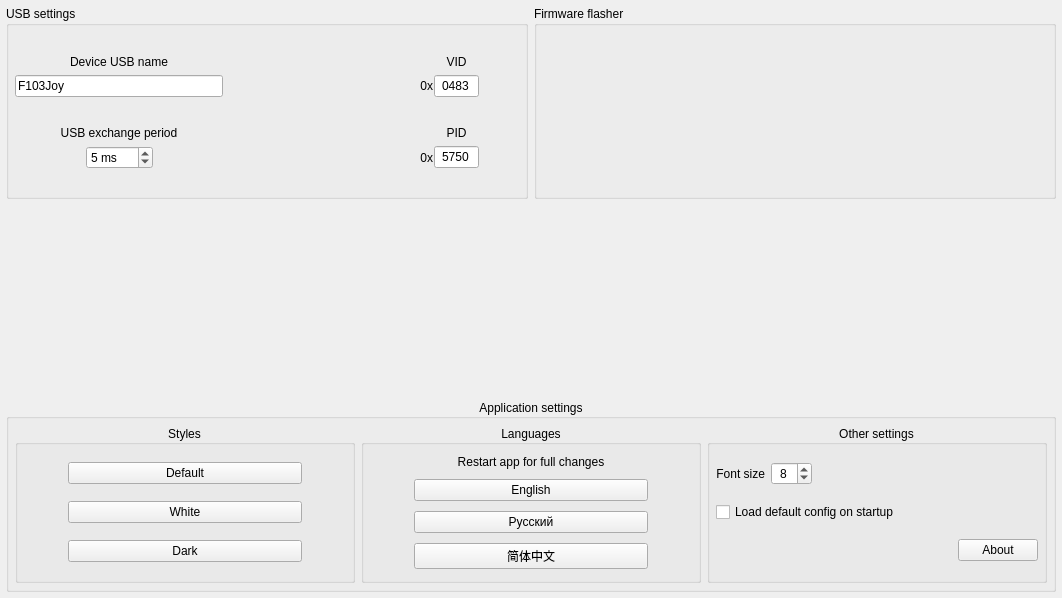
This is src/widgets/advancedsettings.ui in FreeJoy-Team/FreeJoyConfiguratorQt as Qt 5 draws it before an edit. The edited form follows.
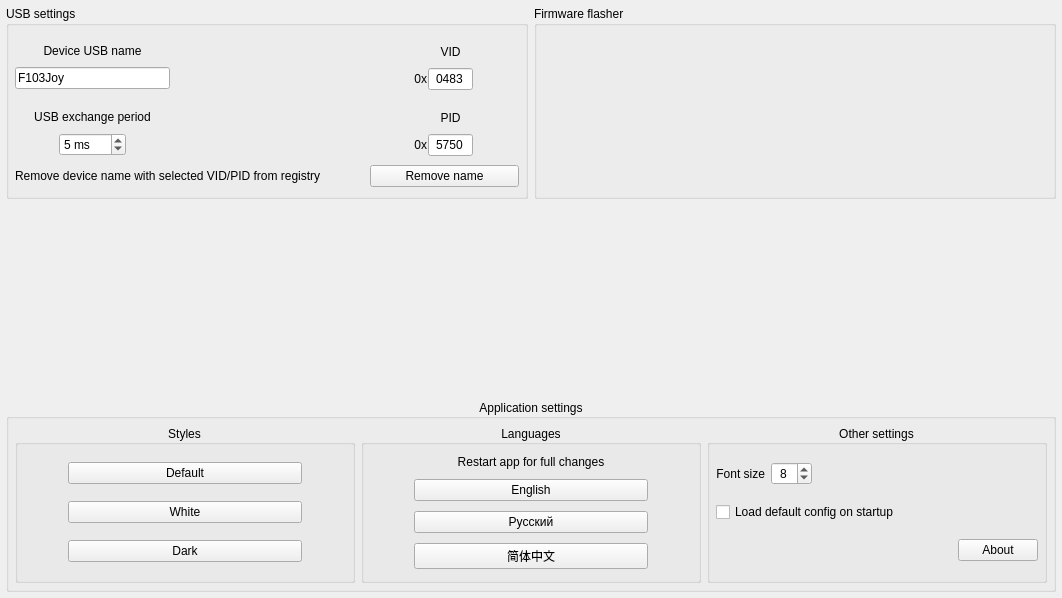
This is the edited form. Icons and pictures are not drawn.

Commit message: added "remove name" from registry button

What changed in the file:
```diff
--- a/src/widgets/advancedsettings.ui
+++ b/src/widgets/advancedsettings.ui
@@ -52,7 +52,7 @@
      <property name="title">
       <string>USB settings</string>
      </property>
-     <layout class="QGridLayout" name="gridLayout_3" columnstretch="2,0,2,6,0,0">
+     <layout class="QGridLayout" name="gridLayout_3" columnstretch="1,1,1,5,1,0,0">
       <property name="leftMargin">
        <number>6</number>
       </property>
@@ -63,10 +63,13 @@
        <number>6</number>
       </property>
       <property name="bottomMargin">
-       <number>27</number>
+       <number>9</number>
       </property>
       <property name="horizontalSpacing">
-       <number>1</number>
+       <number>6</number>
+      </property>
+      <property name="verticalSpacing">
+       <number>9</number>
       </property>
       <item row="1" column="0" colspan="3">
        <widget class="QLineEdit" name="lineEdit_DeviceUSBName">
@@ -84,47 +87,6 @@
         </property>
        </widget>
       </item>
-      <item row="0" column="0" colspan="3">
-       <widget class="QLabel" name="text_DeviceUSBName">
-        <property name="sizePolicy">
-         <sizepolicy hsizetype="Preferred" vsizetype="Preferred">
-          <horstretch>0</horstretch>
-          <verstretch>0</verstretch>
-         </sizepolicy>
-        </property>
-        <property name="text">
-         <string>Device USB name</string>
-        </property>
-        <property name="alignment">
-         <set>Qt::AlignBottom|Qt::AlignHCenter</set>
-        </property>
-       </widget>
-      </item>
-      <item row="3" column="4">
-       <widget class="QLineEdit" name="lineEdit_PID">
-        <property name="sizePolicy">
-         <sizepolicy hsizetype="Minimum" vsizetype="Fixed">
-          <horstretch>0</horstretch>
-          <verstretch>0</verstretch>
-         </sizepolicy>
-        </property>
-        <property name="maximumSize">
-         <size>
-          <width>45</width>
-          <height>16777215</height>
-         </size>
-        </property>
-        <property name="inputMask">
-         <string notr="true">HHHH</string>
-        </property>
-        <property name="text">
-         <string notr="true">5750</string>
-        </property>
-        <property name="alignment">
-         <set>Qt::AlignCenter</set>
-        </property>
-       </widget>
-      </item>
       <item row="3" column="1">
        <widget class="QSpinBox" name="spinBox_USBExchangePeriod">
         <property name="sizePolicy">
@@ -159,21 +121,31 @@
         </property>
        </widget>
       </item>
-      <item row="2" column="0" colspan="3">
-       <widget class="QLabel" name="text_USBExchangePeriod">
-        <property name="sizePolicy">
-         <sizepolicy hsizetype="Preferred" vsizetype="Preferred">
-          <horstretch>0</horstretch>
-          <verstretch>0</verstretch>
-         </sizepolicy>
+      <item row="1" column="4">
+       <spacer name="horizontalSpacer_5">
+        <property name="orientation">
+         <enum>Qt::Horizontal</enum>
         </property>
-        <property name="text">
-         <string>USB exchange period</string>
+        <property name="sizeHint" stdset="0">
+         <size>
+          <width>40</width>
+          <height>20</height>
+         </size>
         </property>
-        <property name="alignment">
-         <set>Qt::AlignBottom|Qt::AlignHCenter</set>
+       </spacer>
+      </item>
+      <item row="3" column="2">
+       <spacer name="horizontalSpacer_3">
+        <property name="orientation">
+         <enum>Qt::Horizontal</enum>
         </property>
-       </widget>
+        <property name="sizeHint" stdset="0">
+         <size>
+          <width>40</width>
+          <height>20</height>
+         </size>
+        </property>
+       </spacer>
       </item>
       <item row="3" column="0">
        <spacer name="horizontalSpacer_4">
@@ -188,7 +160,7 @@
         </property>
        </spacer>
       </item>
-      <item row="1" column="5">
+      <item row="1" column="6">
        <spacer name="horizontalSpacer_6">
         <property name="orientation">
          <enum>Qt::Horizontal</enum>
@@ -201,33 +173,72 @@
         </property>
        </spacer>
       </item>
-      <item row="0" column="4">
-       <widget class="QLabel" name="text_VID">
-        <property name="sizePolicy">
-         <sizepolicy hsizetype="Minimum" vsizetype="Preferred">
-          <horstretch>0</horstretch>
-          <verstretch>0</verstretch>
-         </sizepolicy>
-        </property>
-        <property name="text">
-         <string>VID</string>
-        </property>
-        <property name="alignment">
-         <set>Qt::AlignBottom|Qt::AlignHCenter</set>
-        </property>
-       </widget>
-      </item>
       <item row="3" column="3">
-       <widget class="QLabel" name="text_PID_0x">
+       <spacer name="horizontalSpacer_2">
+        <property name="orientation">
+         <enum>Qt::Horizontal</enum>
+        </property>
+        <property name="sizeHint" stdset="0">
+         <size>
+          <width>40</width>
+          <height>20</height>
+         </size>
+        </property>
+       </spacer>
+      </item>
+      <item row="0" column="5" rowspan="4">
+       <layout class="QGridLayout" name="gridLayout_2">
+        <property name="topMargin">
+         <number>0</number>
+        </property>
+        <property name="horizontalSpacing">
+         <number>1</number>
+        </property>
+        <property name="verticalSpacing">
+         <number>9</number>
+        </property>
+        <item row="2" column="1">
+         <widget class="QLabel" name="text_PID">
+          <property name="sizePolicy">
+           <sizepolicy hsizetype="Minimum" vsizetype="Preferred">
+            <horstretch>0</horstretch>
+            <verstretch>0</verstretch>
+           </sizepolicy>
+          </property>
         <property name="text">
-         <string notr="true">0x</string>
+           <string>PID</string>
         </property>
         <property name="alignment">
-         <set>Qt::AlignRight|Qt::AlignTrailing|Qt::AlignVCenter</set>
+           <set>Qt::AlignBottom|Qt::AlignHCenter</set>
         </property>
        </widget>
       </item>
-      <item row="1" column="4">
+        <item row="3" column="1">
+         <widget class="QLineEdit" name="lineEdit_PID">
+          <property name="sizePolicy">
+           <sizepolicy hsizetype="Minimum" vsizetype="Fixed">
+            <horstretch>0</horstretch>
+            <verstretch>0</verstretch>
+           </sizepolicy>
+          </property>
+          <property name="maximumSize">
+           <size>
+            <width>45</width>
+            <height>16777215</height>
+           </size>
+          </property>
+          <property name="inputMask">
+           <string notr="true">HHHH</string>
+          </property>
+          <property name="text">
+           <string notr="true">5750</string>
+          </property>
+          <property name="alignment">
+           <set>Qt::AlignCenter</set>
+          </property>
+         </widget>
+        </item>
+        <item row="1" column="1">
        <widget class="QLineEdit" name="lineEdit_VID">
         <property name="enabled">
          <bool>true</bool>
@@ -255,42 +266,105 @@
         </property>
        </widget>
       </item>
-      <item row="2" column="4">
-       <widget class="QLabel" name="text_PID">
+        <item row="3" column="0">
+         <widget class="QLabel" name="text_PID_0x">
         <property name="sizePolicy">
-         <sizepolicy hsizetype="Minimum" vsizetype="Preferred">
+           <sizepolicy hsizetype="Preferred" vsizetype="Preferred">
           <horstretch>0</horstretch>
           <verstretch>0</verstretch>
          </sizepolicy>
         </property>
         <property name="text">
-         <string>PID</string>
+           <string notr="true">0x</string>
         </property>
         <property name="alignment">
-         <set>Qt::AlignBottom|Qt::AlignHCenter</set>
+           <set>Qt::AlignRight|Qt::AlignTrailing|Qt::AlignVCenter</set>
         </property>
        </widget>
       </item>
-      <item row="3" column="2">
-       <spacer name="horizontalSpacer_3">
-        <property name="orientation">
-         <enum>Qt::Horizontal</enum>
-        </property>
-        <property name="sizeHint" stdset="0">
-         <size>
-          <width>40</width>
-          <height>20</height>
-         </size>
-        </property>
-       </spacer>
-      </item>
-      <item row="1" column="3">
+        <item row="1" column="0">
        <widget class="QLabel" name="text_VID_0x">
+          <property name="sizePolicy">
+           <sizepolicy hsizetype="Preferred" vsizetype="Preferred">
+            <horstretch>0</horstretch>
+            <verstretch>0</verstretch>
+           </sizepolicy>
+          </property>
         <property name="text">
          <string notr="true">0x</string>
         </property>
         <property name="alignment">
          <set>Qt::AlignRight|Qt::AlignTrailing|Qt::AlignVCenter</set>
+          </property>
+         </widget>
+        </item>
+        <item row="0" column="1">
+         <widget class="QLabel" name="text_VID">
+          <property name="sizePolicy">
+           <sizepolicy hsizetype="Minimum" vsizetype="Preferred">
+            <horstretch>0</horstretch>
+            <verstretch>0</verstretch>
+           </sizepolicy>
+          </property>
+          <property name="text">
+           <string>VID</string>
+          </property>
+          <property name="alignment">
+           <set>Qt::AlignBottom|Qt::AlignHCenter</set>
+          </property>
+         </widget>
+        </item>
+       </layout>
+      </item>
+      <item row="2" column="0" colspan="3">
+       <widget class="QLabel" name="text_USBExchangePeriod">
+        <property name="sizePolicy">
+         <sizepolicy hsizetype="Preferred" vsizetype="Preferred">
+          <horstretch>0</horstretch>
+          <verstretch>0</verstretch>
+         </sizepolicy>
+        </property>
+        <property name="text">
+         <string>USB exchange period</string>
+        </property>
+        <property name="alignment">
+         <set>Qt::AlignBottom|Qt::AlignHCenter</set>
+        </property>
+       </widget>
+      </item>
+      <item row="0" column="0" colspan="3">
+       <widget class="QLabel" name="text_DeviceUSBName">
+        <property name="sizePolicy">
+         <sizepolicy hsizetype="Preferred" vsizetype="Preferred">
+          <horstretch>0</horstretch>
+          <verstretch>0</verstretch>
+         </sizepolicy>
+        </property>
+        <property name="text">
+         <string>Device USB name</string>
+        </property>
+        <property name="alignment">
+         <set>Qt::AlignBottom|Qt::AlignHCenter</set>
+        </property>
+       </widget>
+      </item>
+      <item row="4" column="4" colspan="3">
+       <widget class="QPushButton" name="pushButton_removeName">
+        <property name="toolTip">
+         <string>Sometimes Windows does not update the name in gaming devices and needs to be removed from the registry. This happens automatically when the config is written, but manual deletion may be required when the device is disconnected.</string>
+        </property>
+        <property name="text">
+         <string>Remove name</string>
+        </property>
+       </widget>
+      </item>
+      <item row="4" column="0" colspan="4">
+       <widget class="QLabel" name="text_removeName">
+        <property name="toolTip">
+         <string>Sometimes Windows does not update the name in gaming devices and needs to be removed from the registry. This happens automatically when the config is written, but manual deletion may be required when the device is disconnected.</string>
+        </property>
+        <property name="text">
+         <string>Remove device name with selected VID/PID from registry</string>
         </property>
        </widget>
       </item>
```
Lines whose indentation alone changed are shown as unchanged. The commit also changes 6 other files.
